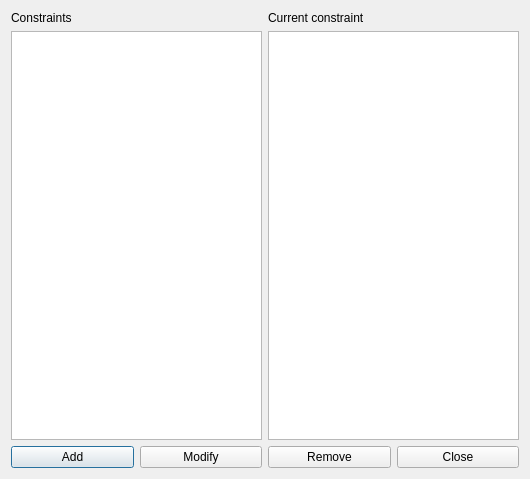
Before: the Qt Designer form fet/src/interface/constraintstudentsmaxroomchangesperweekform_template.ui in vonmecheln/fet, drawn with Qt 5.
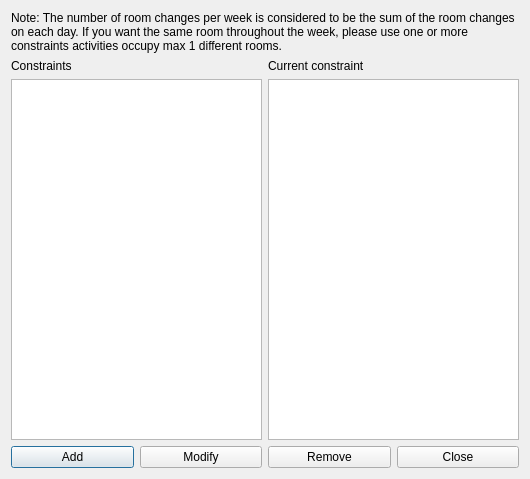
After: the same form once the commit is applied.

What changed in the file:
```diff
--- a/fet/src/interface/constraintstudentsmaxroomchangesperweekform_template.ui
+++ b/fet/src/interface/constraintstudentsmaxroomchangesperweekform_template.ui
@@ -14,7 +14,24 @@
    <string extracomment="This is the title of the dialog to see the list of all constraints of this type">Constraints students max room changes per week</string>
   </property>
   <layout class="QGridLayout" name="gridLayout">
-   <item row="0" column="0">
+   <item row="1" column="1">
+    <layout class="QVBoxLayout" name="verticalLayout_2">
+     <item>
+      <widget class="QLabel" name="currentConstraintTextLabel">
+       <property name="text">
+        <string>Current constraint</string>
+       </property>
+       <property name="wordWrap">
+        <bool>false</bool>
+       </property>
+      </widget>
+     </item>
+     <item>
+      <widget class="QPlainTextEdit" name="currentConstraintTextEdit"/>
+     </item>
+    </layout>
+   </item>
+   <item row="1" column="0">
     <layout class="QVBoxLayout" name="verticalLayout">
      <item>
       <widget class="QLabel" name="constraintsTextLabel">
@@ -37,24 +54,7 @@
      </item>
     </layout>
    </item>
-   <item row="0" column="1">
-    <layout class="QVBoxLayout" name="verticalLayout_2">
-     <item>
-      <widget class="QLabel" name="currentConstraintTextLabel">
-       <property name="text">
-        <string>Current constraint</string>
-       </property>
-       <property name="wordWrap">
-        <bool>false</bool>
-       </property>
-      </widget>
-     </item>
-     <item>
-      <widget class="QPlainTextEdit" name="currentConstraintTextEdit"/>
-     </item>
-    </layout>
-   </item>
-   <item row="1" column="0" colspan="2">
+   <item row="2" column="0" colspan="2">
     <layout class="QHBoxLayout" name="horizontalLayout">
      <item>
       <widget class="QPushButton" name="addConstraintPushButton">
@@ -86,6 +86,22 @@
      </item>
     </layout>
    </item>
+   <item row="0" column="0" colspan="2">
+    <widget class="QLabel" name="label">
+     <property name="sizePolicy">
+      <sizepolicy hsizetype="Minimum" vsizetype="Minimum">
+       <horstretch>0</horstretch>
+       <verstretch>0</verstretch>
+      </sizepolicy>
+     </property>
+     <property name="text">
+      <string>Note: The number of room changes per week is considered to be the sum of the room changes on each day. If you want the same room throughout the week, please use one or more constraints activities occupy max 1 different rooms.</string>
+     </property>
+     <property name="wordWrap">
+      <bool>true</bool>
+     </property>
+    </widget>
+   </item>
   </layout>
  </widget>
  <layoutdefault spacing="6" margin="11"/>
```
